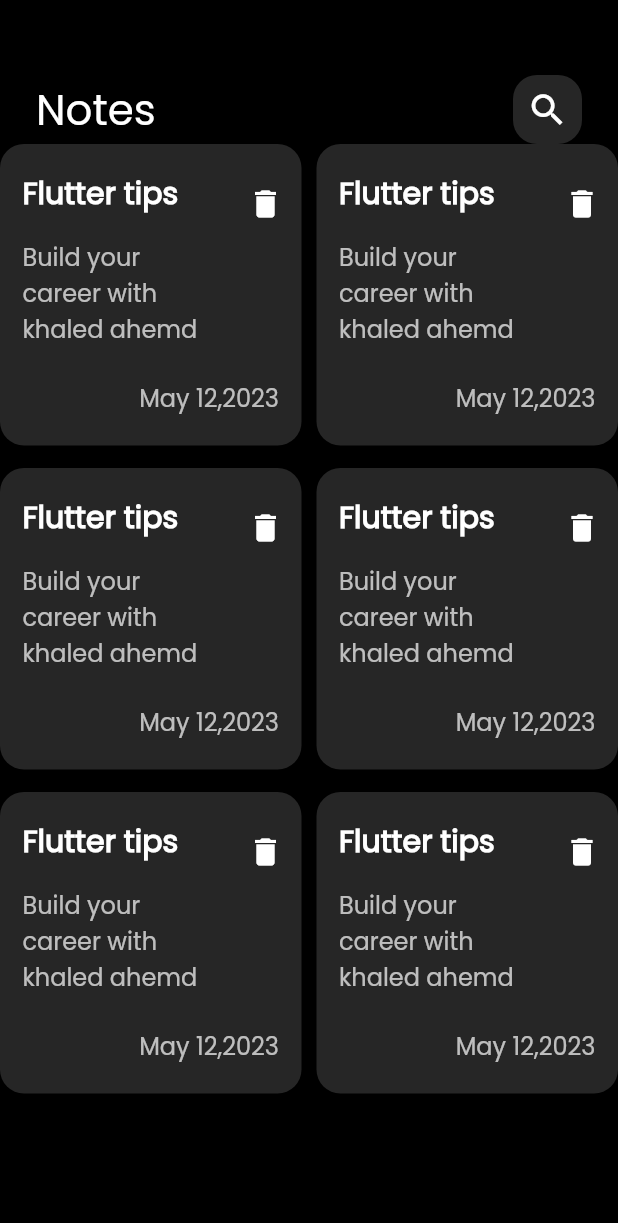
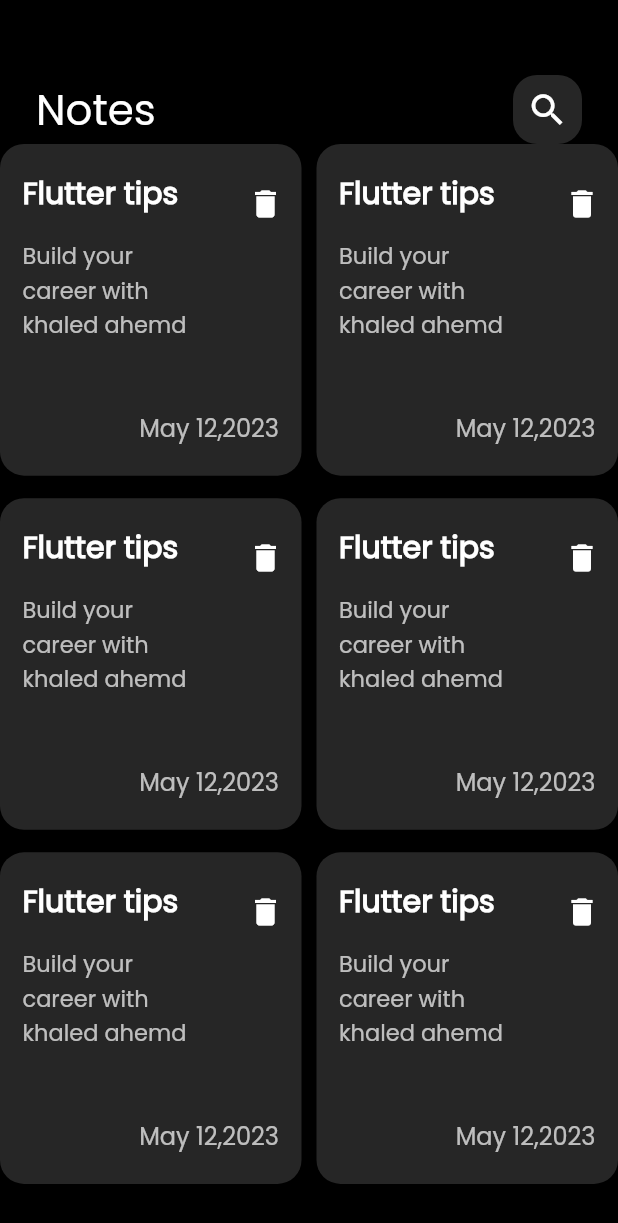
Before and after one commit to ka1395/Notes_App, a Flutter app: the screen it shows after launch, on a phone screen of 412 x 824 dp. Shown: the top 1223 px of the screen. Run offline on Flutter 3.47's test engine with Material 2 defaults, Android fonts, the phone set to English and light mode, and no system bars.

Commit message:
update noteItem size

```diff
--- a/lib/views/widgets/note_item.dart
+++ b/lib/views/widgets/note_item.dart
@@ -6,6 +6,7 @@ class NoteItem extends StatelessWidget {
   @override
   Widget build(BuildContext context) {
     return Container(
+      width: MediaQuery.of(context).size.width * .4,
       padding: const EdgeInsets.only(bottom: 20, left: 15),
       decoration: BoxDecoration(
           color: Colors.white.withOpacity(.15),
@@ -29,13 +30,13 @@ class NoteItem extends StatelessWidget {
               ),
               onPressed: () {},
             ),
-            subtitle:const  Padding(
-              padding:  EdgeInsets.only(top: 15),
-              child:  Text(
+            subtitle: const Padding(
+              padding: EdgeInsets.symmetric(vertical: 15),
+              child: Text(
                 overflow: TextOverflow.ellipsis,
                 maxLines: 3,
                 "Build your career with khaled ahemd ",
-                style: TextStyle(fontSize: 16),
+                style: TextStyle(fontSize: 15),
               ),
             ),
           ),
--- a/lib/views/widgets/note_item_gridview.dart
+++ b/lib/views/widgets/note_item_gridview.dart
@@ -11,7 +11,7 @@ class NoteItemGridView extends StatelessWidget {
         crossAxisCount: 2,
         mainAxisSpacing: 15,
         crossAxisSpacing: 10,
-        childAspectRatio: 1 / 1,
-        children: List.generate(6, (index) =>const NoteItem()));
+        childAspectRatio: 1 / 1.1,
+        children: List.generate(6, (index) => const NoteItem()));
   }
 }
```
